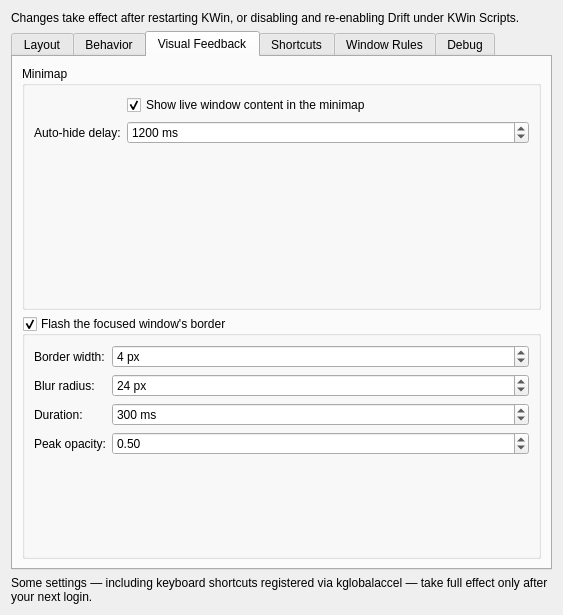
Qt form drift/ui/config.ui (epicodic/drift) before a commit.
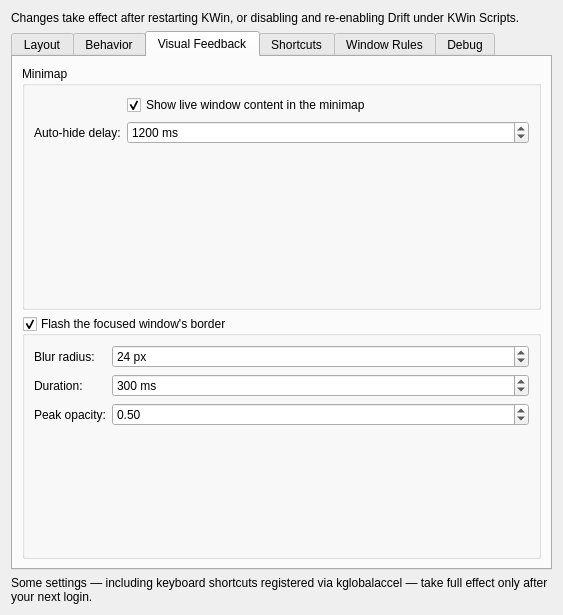
The same form after that commit. The open tabs and pages were chosen to show the change.

Commit message: refactor(focus-flash): drop unused focusFlashBorderWidth setting

The edit to the form file:
```diff
--- a/drift/ui/config.ui
+++ b/drift/ui/config.ui
@@ -652,39 +652,13 @@
                                     </property>
                                     <layout class="QFormLayout" name="formLayout_focusFlash">
                                         <item row="0" column="0">
-                                            <widget class="QLabel" name="label_focusFlashBorderWidth">
-                                                <property name="text">
-                                                    <string>Border width:</string>
-                                                </property>
-                                            </widget>
-                                        </item>
-                                        <item row="0" column="1">
-                                            <widget class="QSpinBox" name="kcfg_focusFlashBorderWidth">
-                                                <property name="toolTip">
-                                                    <string>Width of the focus-flash highlight's border</string>
-                                                </property>
-                                                <property name="suffix">
-                                                    <string> px</string>
-                                                </property>
-                                                <property name="minimum">
-                                                    <number>1</number>
-                                                </property>
-                                                <property name="maximum">
-                                                    <number>50</number>
-                                                </property>
-                                                <property name="value">
-                                                    <number>4</number>
-                                                </property>
-                                            </widget>
-                                        </item>
-                                        <item row="1" column="0">
                                             <widget class="QLabel" name="label_focusFlashBlurRadius">
                                                 <property name="text">
                                                     <string>Blur radius:</string>
                                                 </property>
                                             </widget>
                                         </item>
-                                        <item row="1" column="1">
+                                        <item row="0" column="1">
                                             <widget class="QSpinBox" name="kcfg_focusFlashBlurRadius">
                                                 <property name="toolTip">
                                                     <string>Blur radius of the focus-flash highlight</string>
@@ -703,14 +677,14 @@
                                                 </property>
                                             </widget>
                                         </item>
-                                        <item row="2" column="0">
+                                        <item row="1" column="0">
                                             <widget class="QLabel" name="label_focusFlashDurationMs">
                                                 <property name="text">
                                                     <string>Duration:</string>
                                                 </property>
                                             </widget>
                                         </item>
-                                        <item row="2" column="1">
+                                        <item row="1" column="1">
                                             <widget class="QSpinBox" name="kcfg_focusFlashDurationMs">
                                                 <property name="toolTip">
                                                     <string>Total duration of the focus-flash fade-in-then-fade-out</string>
@@ -729,14 +703,14 @@
                                                 </property>
                                             </widget>
                                         </item>
-                                        <item row="3" column="0">
+                                        <item row="2" column="0">
                                             <widget class="QLabel" name="label_focusFlashOpacity">
                                                 <property name="text">
                                                     <string>Peak opacity:</string>
                                                 </property>
                                             </widget>
                                         </item>
-                                        <item row="3" column="1">
+                                        <item row="2" column="1">
                                             <widget class="QDoubleSpinBox" name="kcfg_focusFlashOpacity">
                                                 <property name="toolTip">
                                                     <string>Peak opacity of the focus-flash highlight at the midpoint of its fade</string>
```
The commit also changes 9 other files.
